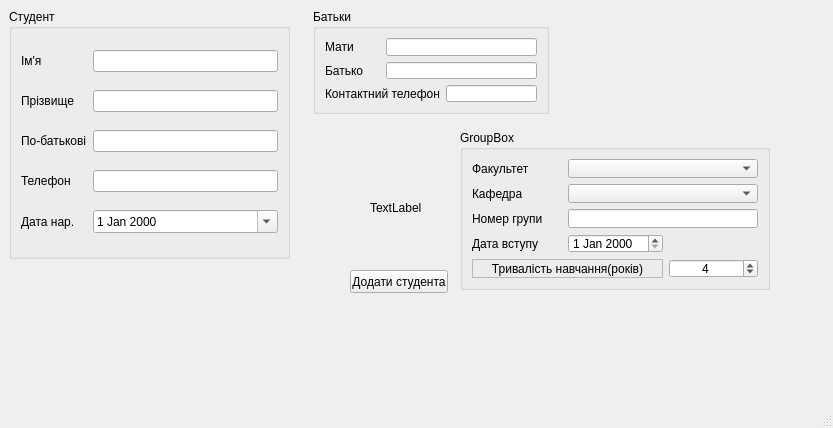
Before: the Qt Designer form addstudentform.ui in Barlend/StudBd, drawn with Qt 5.
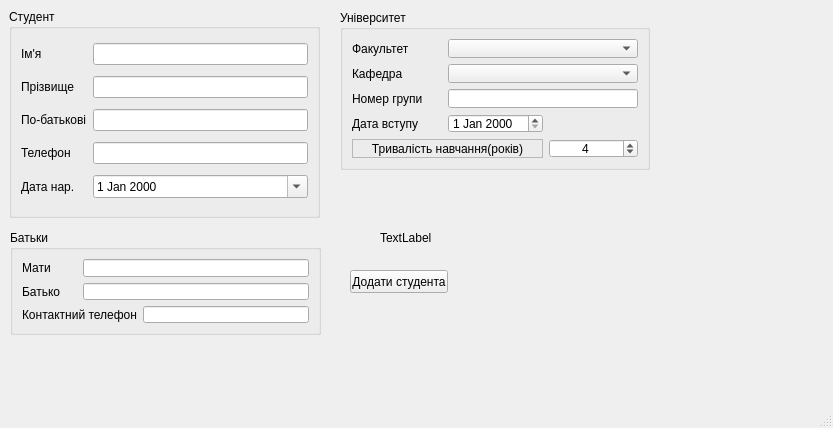
After: the same form once the commit is applied.

Patch:
```diff
--- a/addstudentform.ui
+++ b/addstudentform.ui
@@ -37,8 +37,8 @@
      <rect>
       <x>9</x>
       <y>9</y>
-      <width>281</width>
-      <height>250</height>
+      <width>311</width>
+      <height>209</height>
      </rect>
     </property>
     <property name="sizePolicy">
@@ -55,7 +55,7 @@
     </property>
     <property name="maximumSize">
      <size>
-      <width>281</width>
+      <width>315</width>
       <height>300</height>
      </size>
     </property>
@@ -126,14 +126,14 @@
    <widget class="QGroupBox" name="groupBox">
     <property name="geometry">
      <rect>
-      <x>313</x>
-      <y>9</y>
-      <width>236</width>
+      <x>10</x>
+      <y>230</y>
+      <width>311</width>
       <height>105</height>
      </rect>
     </property>
     <property name="sizePolicy">
-     <sizepolicy hsizetype="Fixed" vsizetype="Fixed">
+     <sizepolicy hsizetype="Preferred" vsizetype="Preferred">
       <horstretch>0</horstretch>
       <verstretch>0</verstretch>
      </sizepolicy>
@@ -146,7 +146,7 @@
     </property>
     <property name="maximumSize">
      <size>
-      <width>236</width>
+      <width>350</width>
       <height>16777215</height>
      </size>
     </property>
@@ -202,8 +202,8 @@
    <widget class="QLabel" name="label_12">
     <property name="geometry">
      <rect>
-      <x>370</x>
-      <y>200</y>
+      <x>380</x>
+      <y>230</y>
       <width>171</width>
       <height>16</height>
      </rect>
@@ -215,14 +215,14 @@
    <widget class="QGroupBox" name="groupBox_3">
     <property name="geometry">
      <rect>
-      <x>460</x>
-      <y>130</y>
+      <x>340</x>
+      <y>10</y>
       <width>310</width>
       <height>160</height>
      </rect>
     </property>
     <property name="title">
-     <string>GroupBox</string>
+     <string>Університет</string>
     </property>
     <layout class="QGridLayout" name="gridLayout_3">
      <item row="0" column="0">
```
